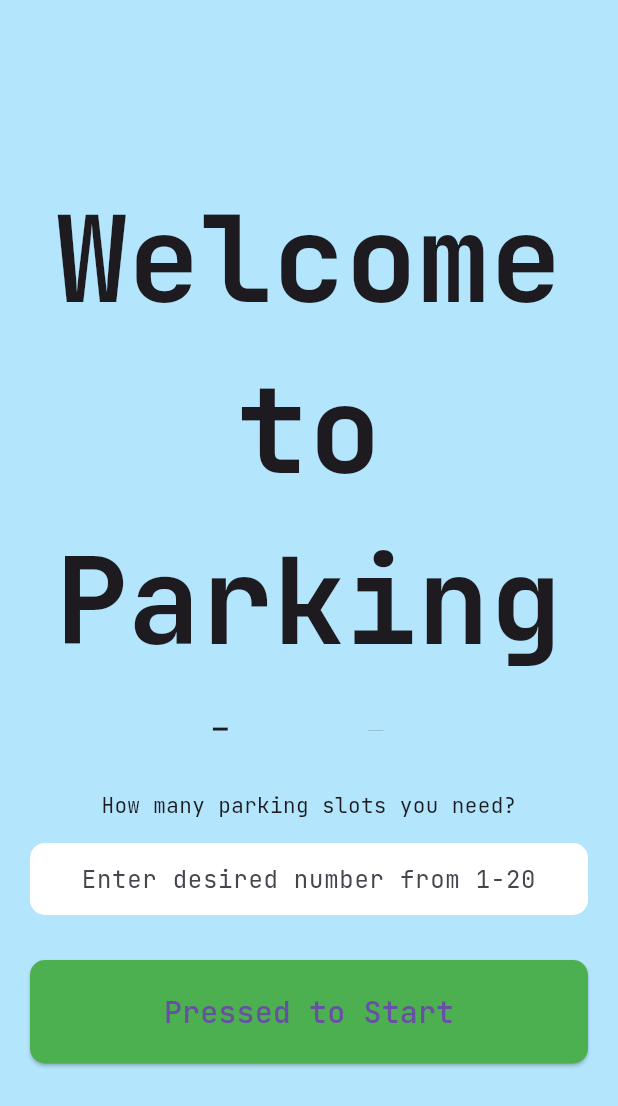
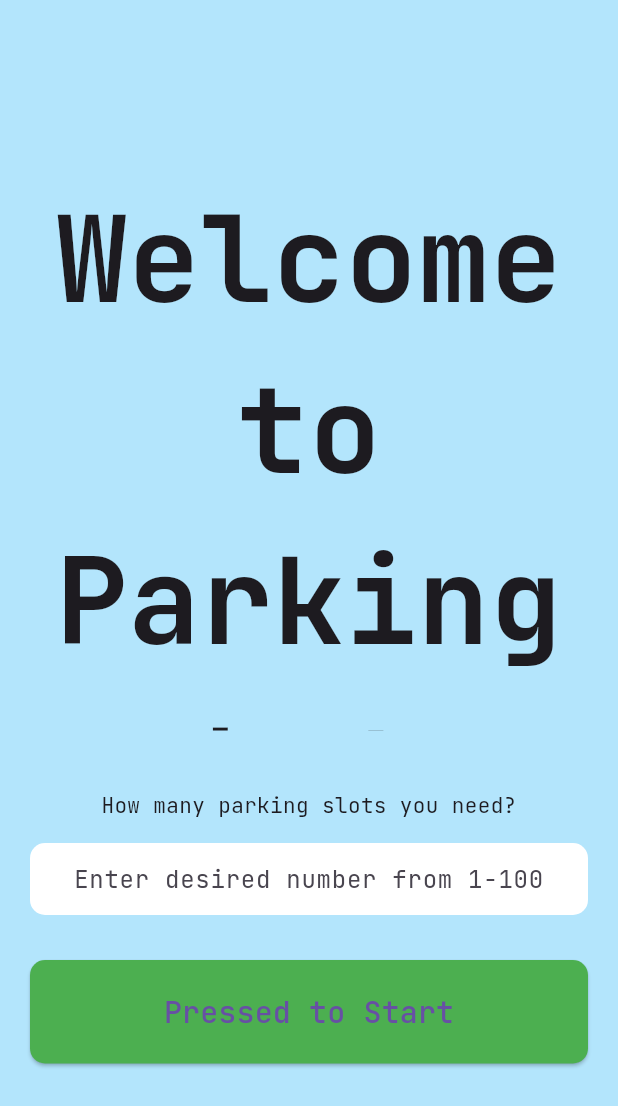
Before and after one commit to saifymatteo/parking_lot_game, a Flutter app: the screen it shows after launch, on a phone screen of 412 x 824 dp. Shown: the top 1106 px of the screen. Run offline on Flutter 3.47's test engine with Material 3 defaults, Android fonts, the light colour scheme and no system bars; our stand-ins replace freezed_annotation, google_fonts.

Commit message:
feat: upgrade Flutter to 3.27.2

```diff
--- a/lib/components/game_control.dart
+++ b/lib/components/game_control.dart
@@ -5,7 +5,7 @@ import 'package:parking_lot_game/model/car.dart';
 import 'package:provider/provider.dart';
 
 class GameControl extends StatelessWidget {
-  const GameControl({Key? key}) : super(key: key);
+  const GameControl({super.key});
 
   @override
   Widget build(BuildContext context) {
@@ -57,7 +57,8 @@ class GameControl extends StatelessWidget {
                       !provider.isFull ? _onPressPark(context) : null,
                   style: ElevatedButton.styleFrom(
                     fixedSize: Size(MediaQuery.of(context).size.width, 50),
-                    primary: provider.isFull ? Colors.red : Colors.green,
+                    backgroundColor:
+                        provider.isFull ? Colors.red : Colors.green,
                   ),
                   child: const Text(
                     'PARK!',
--- a/lib/components/title_button.dart
+++ b/lib/components/title_button.dart
@@ -9,9 +9,9 @@ import '../screens/screens.dart';
 
 class TitleButton extends StatefulWidget {
   const TitleButton({
-    Key? key,
+    super.key,
     required this.textEditingController,
-  }) : super(key: key);
+  });
 
   final TextEditingController textEditingController;
 
@@ -36,6 +36,8 @@ class _TitleButtonState extends State<TitleButton> {
     super.dispose();
   }
 
+  final _maxParking = 100;
+
   @override
   Widget build(BuildContext context) {
     return Flexible(
@@ -56,9 +58,22 @@ class _TitleButtonState extends State<TitleButton> {
                 controller: widget.textEditingController,
                 textInputAction: TextInputAction.done,
                 keyboardType: TextInputType.number,
-                inputFormatters: [FilteringTextInputFormatter.digitsOnly],
+                inputFormatters: [
+                  FilteringTextInputFormatter.digitsOnly,
+                  TextInputFormatter.withFunction(
+                    (oldValue, newValue) {
+                      final current = int.tryParse(newValue.text);
+
+                      if (current != null && current > _maxParking) {
+                        return oldValue;
+                      }
+
+                      return newValue;
+                    },
+                  ),
+                ],
                 textAlign: TextAlign.center,
-                decoration: const InputDecoration(
+                decoration: InputDecoration(
                   contentPadding: EdgeInsets.all(0),
                   fillColor: Colors.white,
                   filled: true,
@@ -66,7 +81,7 @@ class _TitleButtonState extends State<TitleButton> {
                     borderSide: BorderSide.none,
                     borderRadius: BorderRadius.all(Radius.circular(10)),
                   ),
-                  hintText: 'Enter desired number from 1-20',
+                  hintText: 'Enter desired number from 1-$_maxParking',
                 ),
                 onSubmitted: (_) => _onSubmitSlots(
                   widget.textEditingController.text,
@@ -82,7 +97,7 @@ class _TitleButtonState extends State<TitleButton> {
                 shape: RoundedRectangleBorder(
                   borderRadius: BorderRadius.circular(10),
                 ),
-                primary: Colors.green,
+                backgroundColor: Colors.green,
               ),
               child: const Text(
                 'Pressed to Start',
@@ -100,8 +115,8 @@ class _TitleButtonState extends State<TitleButton> {
       showSnackBar(context, 'Please enter a number');
     } else if (int.tryParse(input) == null) {
       showSnackBar(context, 'Please enter a valid number');
-    } else if (int.parse(input) > 20) {
-      showSnackBar(context, 'Please enter a number range from 1-20');
+    } else if (int.parse(input) > _maxParking) {
+      showSnackBar(context, 'Please enter a number range from 1-$_maxParking');
     } else {
       final provider = context.read<ParkingLot>();
       provider.setSlots = int.parse(input);
--- a/lib/components/title_main.dart
+++ b/lib/components/title_main.dart
@@ -1,9 +1,7 @@
 import 'package:flutter/material.dart';
 
 class TitleMain extends StatelessWidget {
-  const TitleMain({
-    Key? key,
-  }) : super(key: key);
+  const TitleMain({super.key});
 
   @override
   Widget build(BuildContext context) {
--- a/lib/main.dart
+++ b/lib/main.dart
@@ -10,7 +10,7 @@ void main()  {
 }
 
 class App extends StatelessWidget {
-  const App({Key? key}) : super(key: key);
+  const App({super.key});
 
   @override
   Widget build(BuildContext context) {
--- a/lib/screens/title.dart
+++ b/lib/screens/title.dart
@@ -3,7 +3,7 @@ import 'package:flutter/material.dart';
 import '../components/components.dart';
 
 class PageTitle extends StatefulWidget {
-  const PageTitle({Key? key}) : super(key: key);
+  const PageTitle({super.key});
 
   @override
   State<PageTitle> createState() => _PageTitleState();
```
Also changed, not shown: lib/components/game_layout.dart (+7 -9 lines), lib/logic/car_generator.dart (+20 -40 lines), lib/logic/parking.dart (+10 -8 lines), lib/screens/game.dart (+2 -7 lines), pubspec.yaml (+11 -8 lines), pubspec.lock, 6 other files.
